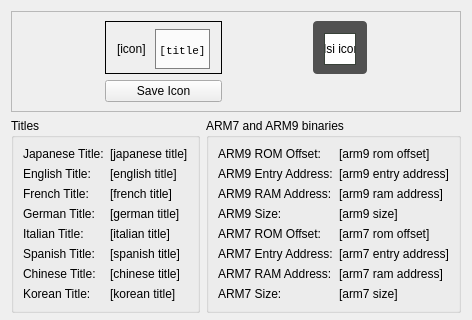
First picture: the form in src/frontend/qt_sdl/ROMInfoDialog.ui, repository melonDS-emu/melonDS, before the edit; both pictures show x 0 to 472 and y 0 to 320 of the 472 by 473 pixel window.
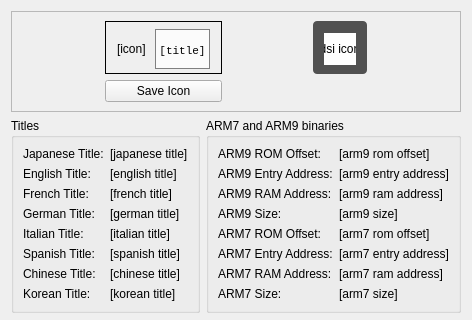
Second picture: the form after the edit.

Commit message: Remove icon border

Diff of the .ui file:
```diff
--- a/src/frontend/qt_sdl/ROMInfoDialog.ui
+++ b/src/frontend/qt_sdl/ROMInfoDialog.ui
@@ -6,7 +6,7 @@
    <rect>
     <x>0</x>
     <y>0</y>
-    <width>433</width>
+    <width>427</width>
     <height>434</height>
    </rect>
   </property>
@@ -167,7 +167,6 @@
 
 #dsiIconImage {
     background-color: white;
-    border: 1px solid #384138;
 }</string>
         </property>
         <property name="title">
```
